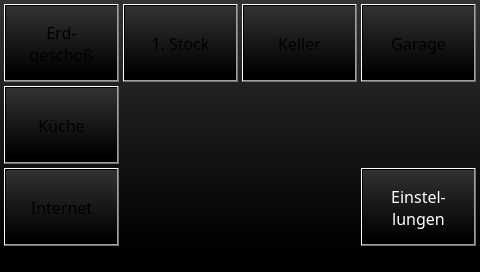
busmaster/homebus, file projects/klaus_visu_ap420/mainwindow.ui: the form before one commit.
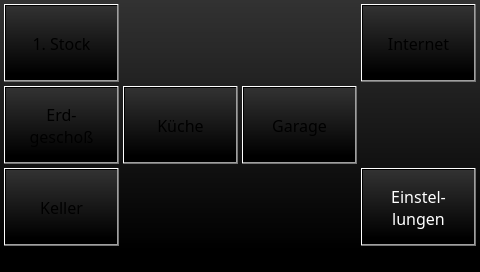
The form after the commit. Custom widgets are drawn as their Qt base class.

Commit message: rearrangement of buttons

```diff
--- a/projects/klaus_visu_ap420/mainwindow.ui
+++ b/projects/klaus_visu_ap420/mainwindow.ui
@@ -38,7 +38,7 @@
    <property name="geometry">
     <rect>
      <x>4</x>
-     <y>4</y>
+     <y>86</y>
      <width>115</width>
      <height>78</height>
     </rect>
@@ -75,7 +75,7 @@
   <widget class="QPushButton" name="pushButtonOG">
    <property name="geometry">
     <rect>
-     <x>123</x>
+     <x>4</x>
      <y>4</y>
      <width>115</width>
      <height>78</height>
@@ -103,8 +103,8 @@
   <widget class="QPushButton" name="pushButtonUG">
    <property name="geometry">
     <rect>
-     <x>242</x>
-     <y>4</y>
+     <x>4</x>
+     <y>168</y>
      <width>115</width>
      <height>78</height>
     </rect>
@@ -131,8 +131,8 @@
   <widget class="QPushButton" name="pushButtonGarage">
    <property name="geometry">
     <rect>
-     <x>361</x>
-     <y>4</y>
+     <x>242</x>
+     <y>86</y>
      <width>115</width>
      <height>78</height>
     </rect>
@@ -216,8 +216,8 @@
   <widget class="QPushButton" name="pushButtonInternet">
    <property name="geometry">
     <rect>
-     <x>4</x>
-     <y>168</y>
+     <x>361</x>
+     <y>4</y>
      <width>115</width>
      <height>78</height>
     </rect>
@@ -253,7 +253,7 @@
   <widget class="QPushButton" name="pushButtonKueche">
    <property name="geometry">
     <rect>
-     <x>4</x>
+     <x>123</x>
      <y>86</y>
      <width>115</width>
      <height>78</height>
```
The commit also changes 4 other files.
